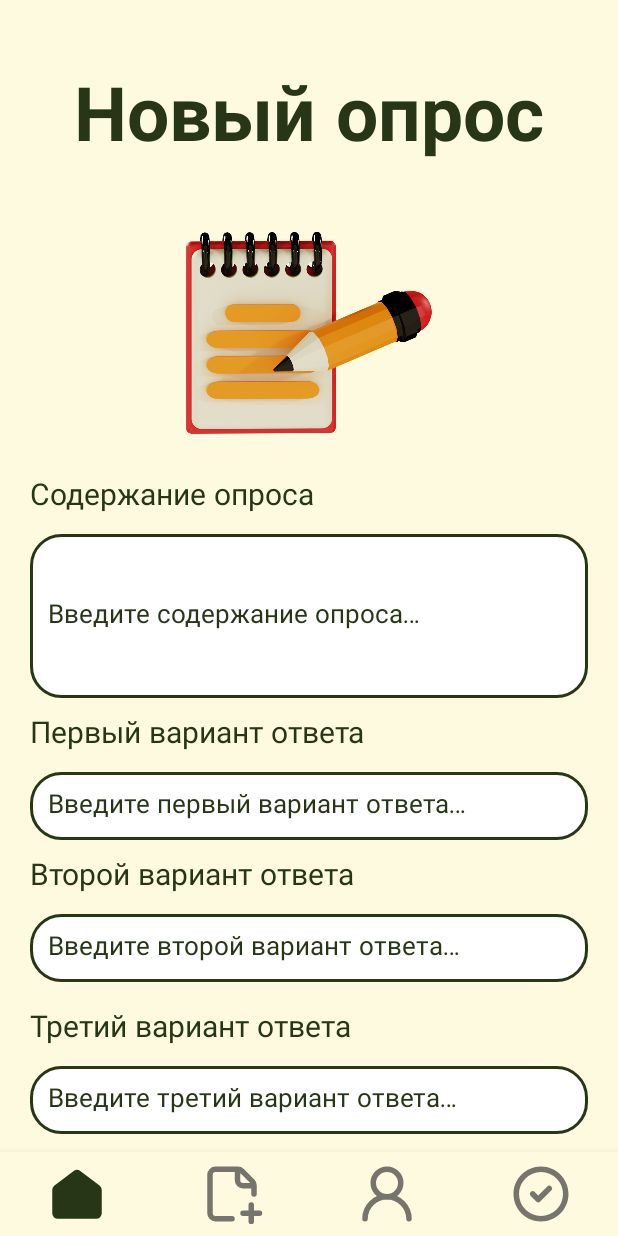
After one commit to msnthr0pe/we_vote, an Android app: the layout fragment_new_poll.xml on its own in the app's theme, with its tools: preview values and no code run, on a phone screen of 412 x 824 dp. The commit adds this screen. Run offline under Robolectric (Android 15) with nearby library versions, the phone set to English and light mode, and no system bars; Roboto replaces fonts that are not available here.

Commit message:
New poll xml done

```diff
--- a/app/src/main/res/layout/fragment_login.xml
+++ b/app/src/main/res/layout/fragment_login.xml
@@ -1,7 +1,6 @@
 <?xml version="1.0" encoding="utf-8"?>
 <LinearLayout xmlns:android="http://schemas.android.com/apk/res/android"
     xmlns:app="http://schemas.android.com/apk/res-auto"
-    xmlns:tools="http://schemas.android.com/tools"
     android:layout_width="match_parent"
     android:layout_height="match_parent"
     android:orientation="vertical"
@@ -40,6 +39,7 @@
 
         <EditText
             android:id="@+id/etPhone"
+            android:inputType="phone"
             android:layout_width="@dimen/editTextWidth"
             android:layout_height="@dimen/editTextHeight"
             android:hint="@string/enter_phone_number" />
@@ -53,8 +53,9 @@
 
         <EditText
             android:id="@+id/etPasswordLogin"
-            android:layout_width="350dp"
-            android:layout_height="52dp"
+            android:inputType="textPassword"
+            android:layout_width="@dimen/editTextWidth"
+            android:layout_height="@dimen/editTextHeight"
             android:hint="@string/enter_password" />
     </LinearLayout>
 
--- /dev/null
+++ b/app/src/main/res/layout/fragment_new_poll.xml
@@ -0,0 +1,107 @@
+<?xml version="1.0" encoding="utf-8"?>
+<LinearLayout xmlns:android="http://schemas.android.com/apk/res/android"
+    xmlns:app="http://schemas.android.com/apk/res-auto"
+    android:layout_width="match_parent"
+    android:layout_height="match_parent"
+    android:orientation="vertical"
+    android:gravity="center"
+    android:paddingTop="44dp">
+
+    <TextView
+        android:layout_width="wrap_content"
+        android:layout_height="wrap_content"
+        android:text="@string/new_poll"
+        android:textSize="@dimen/titleTextSize"
+        android:textStyle="bold"/>
+
+    <androidx.core.widget.NestedScrollView
+        android:layout_width="match_parent"
+        android:layout_height="0dp"
+        android:layout_weight="1"
+        android:fillViewport="true">
+
+        <LinearLayout
+            android:layout_width="match_parent"
+            android:layout_height="0dp"
+            android:layout_weight="1"
+            android:orientation="vertical"
+            android:padding="@dimen/MediumLayoutPadding"
+            android:gravity="center">
+
+            <ImageView
+                android:layout_width="170dp"
+                android:layout_height="170dp"
+                android:src="@drawable/note_pic"/>
+
+            <TextView
+                android:layout_width="wrap_content"
+                android:layout_height="wrap_content"
+                android:text="@string/poll_contents"
+                android:paddingVertical="10dp"
+                android:gravity="bottom"
+                android:layout_gravity="start"/>
+            <EditText
+                android:layout_width="match_parent"
+                android:layout_height="wrap_content"
+                android:lines="4"
+                android:maxLines="4"
+                android:hint="@string/enter_poll_contents"/>
+
+            <TextView
+                android:layout_width="wrap_content"
+                android:layout_height="wrap_content"
+                android:text="@string/first_choice"
+                android:paddingVertical="10dp"
+                android:gravity="bottom"
+                android:layout_gravity="start"/>
+            <EditText
+                android:layout_width="match_parent"
+                android:layout_height="wrap_content"
+                android:maxLines="1"
+                android:hint="@string/enter_first_choice"/>
+
+            <TextView
+                android:layout_width="wrap_content"
+                android:layout_height="wrap_content"
+                android:text="@string/second_choice"
+                android:paddingVertical="10dp"
+                android:gravity="bottom"
+                android:layout_gravity="start"/>
+            <EditText
+                android:layout_width="match_parent"
+                android:layout_height="wrap_content"
+                android:maxLines="1"
+                android:hint="@string/enter_second_choice"/>
+
+            <TextView
+                android:layout_width="wrap_content"
+                android:layout_height="56dp"
+                android:layout_gravity="start"
+                android:gravity="bottom"
+                android:paddingVertical="10dp"
+                android:text="@string/third_choice" />
+            <EditText
+                android:layout_width="match_parent"
+                android:layout_height="wrap_content"
+                android:maxLines="1"
+                android:hint="@string/enter_third_choice"/>
+
+            <Button
+                android:layout_width="wrap_content"
+                android:layout_height="wrap_content"
+                android:layout_marginVertical="10dp"
+                android:text="@string/publish"/>
+
+        </LinearLayout>
+    </androidx.core.widget.NestedScrollView>
+
+    <com.google.android.material.bottomnavigation.BottomNavigationView
+        android:id="@+id/bottom_nav"
+        app:itemRippleColor="@android:color/transparent"
+        android:layout_width="match_parent"
+        android:layout_height="wrap_content"
+        app:labelVisibilityMode="unlabeled"
+        app:menu="@menu/menu_bottom_nav_admin"
+        android:layout_gravity="bottom"/>
+
+</LinearLayout>
--- a/app/src/main/res/layout/fragment_profile.xml
+++ b/app/src/main/res/layout/fragment_profile.xml
@@ -22,8 +22,6 @@
         android:orientation="vertical"
         android:gravity="center">
 
-
-
         <com.google.android.material.card.MaterialCardView
             android:layout_width="match_parent"
             android:layout_height="450dp"
@@ -36,7 +34,7 @@
             <LinearLayout
                 android:layout_width="match_parent"
                 android:layout_height="match_parent"
-                android:padding="12dp"
+                android:padding="22dp"
                 android:orientation="vertical"
                 android:background="@android:color/transparent"
                 android:gravity="center">
--- a/app/src/main/res/layout/fragment_voting.xml
+++ b/app/src/main/res/layout/fragment_voting.xml
@@ -19,12 +19,12 @@
         android:layout_height="0dp"
         android:layout_weight="1"
         android:orientation="vertical"
-        android:padding="@dimen/bigLayoutPadding"
+        android:padding="@dimen/layoutPadding"
         android:gravity="center">
 
         <ImageView
-            android:layout_width="250dp"
-            android:layout_height="250dp"
+            android:layout_width="240dp"
+            android:layout_height="240dp"
             android:layout_weight="1"
             android:src="@drawable/voting_pic"/>
 
@@ -32,8 +32,9 @@
             android:layout_width="wrap_content"
             android:layout_height="wrap_content"
             android:layout_weight="1"
-            android:text="@string/default_recycler_text"
-            android:gravity="start"/>
+            android:maxLines="4"
+            android:gravity="start"
+            android:text="@string/default_recycler_text" />
 
         <CheckBox
             android:layout_width="wrap_content"
@@ -84,6 +85,6 @@
         android:layout_height="wrap_content"
         app:labelVisibilityMode="unlabeled"
         app:menu="@menu/menu_bottom_nav_admin"
-        android:layout_gravity="bottom"/>
+        android:layout_gravity="bottom" />
 
 </LinearLayout>
--- a/app/src/main/res/values-night/themes.xml
+++ b/app/src/main/res/values-night/themes.xml
@@ -23,7 +23,7 @@
     </style>
 
     <style name="LargeIconBottomNav" parent="Widget.MaterialComponents.BottomNavigationView">
-        <item name="itemIconSize">48dp</item>
+        <item name="itemIconSize">44dp</item>
         <item name="android:background">@android:color/transparent</item>
         <item name="android:layout_gravity">bottom</item>
     </style>
--- a/app/src/main/res/values/dimens.xml
+++ b/app/src/main/res/values/dimens.xml
@@ -6,5 +6,6 @@
     <dimen name="titleTextSize">50sp</dimen>
 
     <dimen name="layoutPadding">16dp</dimen>
+    <dimen name="MediumLayoutPadding">20dp</dimen>
     <dimen name="bigLayoutPadding">32dp</dimen>
 </resources>
--- a/app/src/main/res/values/strings.xml
+++ b/app/src/main/res/values/strings.xml
@@ -30,4 +30,14 @@
     <string name="profile">Профиль</string>
     <string name="poll">Опрос</string>
     <string name="cast_a_vote">Проголосовать</string>
+    <string name="new_poll">Новый опрос</string>
+    <string name="poll_contents">Содержание опроса</string>
+    <string name="enter_poll_contents">Введите содержание опроса…</string>
+    <string name="first_choice">Первый вариант ответа</string>
+    <string name="enter_first_choice">Введите первый вариант ответа…</string>
+    <string name="second_choice">Второй вариант ответа</string>
+    <string name="enter_second_choice">Введите второй вариант ответа…</string>
+    <string name="third_choice">Третий вариант ответа</string>
+    <string name="enter_third_choice">Введите третий вариант ответа…</string>
+    <string name="publish">Опубликовать</string>
 </resources>
--- a/app/src/main/res/values/themes.xml
+++ b/app/src/main/res/values/themes.xml
@@ -23,7 +23,7 @@
     </style>
 
     <style name="LargeIconBottomNav" parent="Widget.MaterialComponents.BottomNavigationView">
-        <item name="itemIconSize">48dp</item>
+        <item name="itemIconSize">44dp</item>
         <item name="android:background">@android:color/transparent</item>
         <item name="android:layout_gravity">bottom</item>
     </style>
```
Also changed, not shown: app/src/main/res/drawable/note_pic.png (added), 1 other file.
